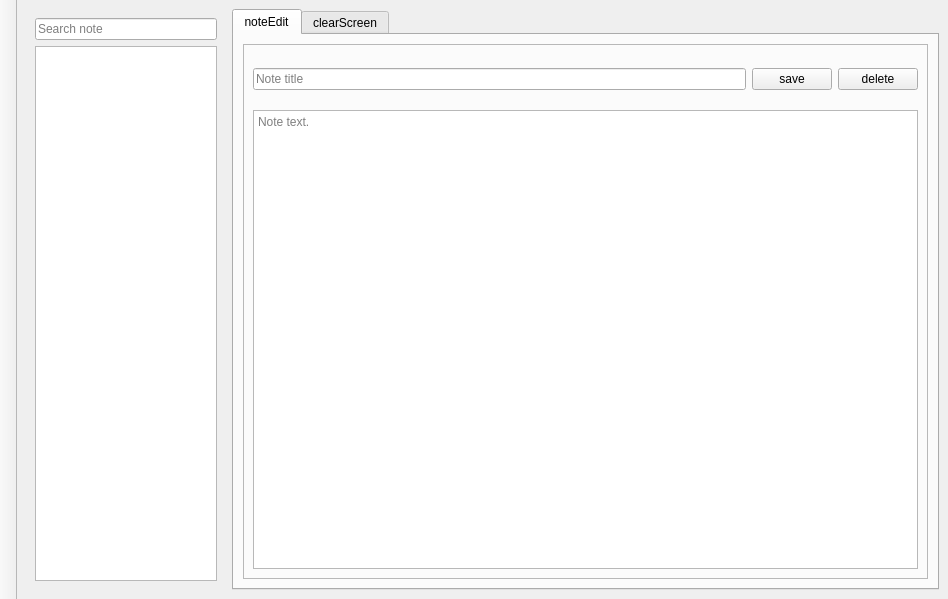
Artem535/Simple-Note, file App/mainwindow.ui: the form before one commit.
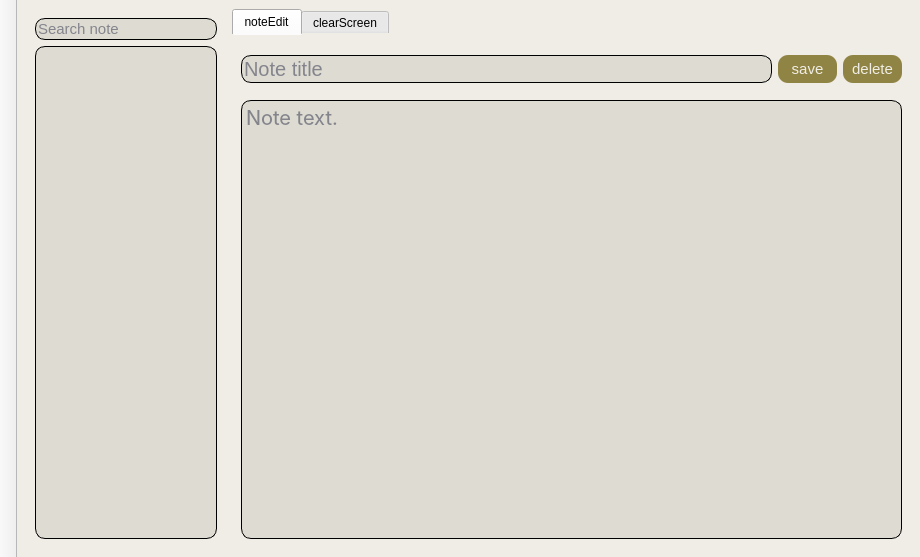
The form after the commit.

Commit message: The style of the application has been changed.

```diff
--- a/App/mainwindow.ui
+++ b/App/mainwindow.ui
@@ -6,14 +6,34 @@
    <rect>
     <x>0</x>
     <y>0</y>
-    <width>948</width>
-    <height>599</height>
+    <width>920</width>
+    <height>557</height>
    </rect>
   </property>
+  <property name="palette">
+   <palette>
+    <active/>
+    <inactive/>
+    <disabled/>
+   </palette>
+  </property>
+  <property name="font">
+   <font>
+    <family>Inter</family>
+   </font>
+  </property>
   <property name="windowTitle">
    <string>SimpleNote</string>
   </property>
+  <property name="styleSheet">
+   <string notr="true">QMainWindow{
+    background-color:rgb(239, 237, 229);
+}</string>
+  </property>
   <widget class="QWidget" name="centralwidget">
+   <property name="styleSheet">
+    <string notr="true"/>
+   </property>
    <layout class="QHBoxLayout" name="horizontalLayout">
     <item>
      <widget class="QFrame" name="frame_2">
@@ -32,22 +52,72 @@
       <layout class="QVBoxLayout" name="verticalLayout_2">
        <item>
         <widget class="QLineEdit" name="searchLine">
+         <property name="styleSheet">
+          <string notr="true">QLineEdit {
+   color: rgb(42, 43, 71);
+   background-color: rgb(222, 220, 210);
+   font-size: 15px;
+   border: 1px solid;
+   border-radius: 10px;
+}</string>
+         </property>
          <property name="placeholderText">
           <string>Search note</string>
          </property>
         </widget>
        </item>
        <item>
-        <widget class="QListWidget" name="listWidget"/>
+        <widget class="QListWidget" name="listWidget">
+         <property name="styleSheet">
+          <string notr="true">QListWidget{  
+	color: rgb(42, 43, 71);
+	background-color: rgb(222, 220, 210);
+	border: 1px solid; 
+	border-radius:10px; 
+	show-decoration-selected: 0;
+    font-size: 13px;
+}
+
+QListWidget::item:selected:active {
+    color:rgb(239, 237, 229); 
+     background: rgb(144, 132, 68);
+
+}</string>
+         </property>
+        </widget>
        </item>
       </layout>
      </widget>
     </item>
     <item>
      <widget class="QTabWidget" name="tabWidget">
+      <property name="styleSheet">
+       <string notr="true">QTabWidget::pane {
+ 	border: 0px;
+}
+
+QTabBar::tab::disabled {
+	width: 0; 
+	height: 0; 
+	margin: 0; 
+	padding: 0; 
+	border: none;}
+
+QTabWidget {
+	background:rgba(255, 255, 255, 0);
+	width: 0;
+ 	height: 0;
+	margin: 0; 
+	padding: 0; 
+	border: none;
+}</string>
+      </property>
       <property name="currentIndex">
        <number>0</number>
       </property>
+      <property name="elideMode">
+       <enum>Qt::ElideNone</enum>
+      </property>
       <property name="usesScrollButtons">
        <bool>false</bool>
       </property>
@@ -57,15 +127,6 @@
        </attribute>
        <layout class="QVBoxLayout" name="verticalLayout_3">
         <item>
-         <widget class="QFrame" name="frame">
-          <property name="frameShape">
-           <enum>QFrame::StyledPanel</enum>
-          </property>
-          <property name="frameShadow">
-           <enum>QFrame::Raised</enum>
-          </property>
-          <layout class="QVBoxLayout" name="verticalLayout">
-           <item>
             <widget class="QWidget" name="widget" native="true">
              <property name="minimumSize">
               <size>
@@ -88,6 +149,21 @@
               </property>
               <item>
                <widget class="QLineEdit" name="titleNote">
+             <property name="minimumSize">
+              <size>
+               <width>0</width>
+               <height>28</height>
+              </size>
+             </property>
+             <property name="styleSheet">
+              <string notr="true">QLineEdit {
+   color: rgb(42, 43, 71);
+   background-color: rgb(222, 220, 210);
+   font-size: 20px;
+   border: 1px solid;
+   border-radius: 10px;
+}</string>
+             </property>
                 <property name="text">
                  <string/>
                 </property>
@@ -98,6 +174,27 @@
               </item>
               <item>
                <widget class="QPushButton" name="saveButton">
+             <property name="sizePolicy">
+              <sizepolicy hsizetype="Fixed" vsizetype="Fixed">
+               <horstretch>0</horstretch>
+               <verstretch>0</verstretch>
+              </sizepolicy>
+             </property>
+             <property name="minimumSize">
+              <size>
+               <width>59</width>
+               <height>28</height>
+              </size>
+             </property>
+             <property name="styleSheet">
+              <string notr="true">QPushButton{
+    color:rgb(239, 237, 229);
+    background-color: rgb(144, 132, 68);
+    border-width: 2px;
+	border-radius: 10px;
+   font-size: 15px;
+}</string>
+             </property>
                 <property name="text">
                  <string>save</string>
                 </property>
@@ -105,6 +202,21 @@
               </item>
               <item>
                <widget class="QPushButton" name="deleteButton">
+             <property name="minimumSize">
+              <size>
+               <width>59</width>
+               <height>28</height>
+              </size>
+             </property>
+             <property name="styleSheet">
+              <string notr="true">QPushButton{
+    color:rgb(239, 237, 229);
+    background-color: rgb(144, 132, 68);
+    border-width: 2px;
+	border-radius: 10px;
+   font-size: 15px;
+}</string>
+             </property>
                 <property name="text">
                  <string>delete</string>
                 </property>
@@ -115,12 +227,33 @@
            </item>
            <item>
             <widget class="QTextEdit" name="textNote">
+          <property name="font">
+           <font>
+            <family>Inter</family>
+            <pointsize>15</pointsize>
+           </font>
+          </property>
+          <property name="styleSheet">
+           <string notr="true">QTextEdit{
+  color: rgb(42, 43, 71);
+  background-color: rgb(222, 220, 210);
+  border: 1px solid; 
+  border-radius:10px; 
+}</string>
+          </property>
+          <property name="lineWrapMode">
+           <enum>QTextEdit::NoWrap</enum>
+          </property>
+          <property name="html">
+           <string>&lt;!DOCTYPE HTML PUBLIC &quot;-//W3C//DTD HTML 4.0//EN&quot; &quot;http://www.w3.org/TR/REC-html40/strict.dtd&quot;&gt;
+&lt;html&gt;&lt;head&gt;&lt;meta name=&quot;qrichtext&quot; content=&quot;1&quot; /&gt;&lt;meta charset=&quot;utf-8&quot; /&gt;&lt;style type=&quot;text/css&quot;&gt;
+p, li { white-space: pre-wrap; }
+&lt;/style&gt;&lt;/head&gt;&lt;body style=&quot; font-family:'Inter'; font-size:15pt; font-weight:400; font-style:normal;&quot;&gt;
+&lt;p align=&quot;justify&quot; style=&quot;-qt-paragraph-type:empty; margin-top:0px; margin-bottom:0px; margin-left:0px; margin-right:0px; -qt-block-indent:0; text-indent:0px; font-family:'Sans Serif';&quot;&gt;&lt;br /&gt;&lt;/p&gt;&lt;/body&gt;&lt;/html&gt;</string>
+          </property>
              <property name="placeholderText">
               <string>Note text.</string>
              </property>
-            </widget>
-           </item>
-          </layout>
          </widget>
         </item>
        </layout>
```
Lines whose indentation alone changed are shown as unchanged. The commit also changes 6 other files.
